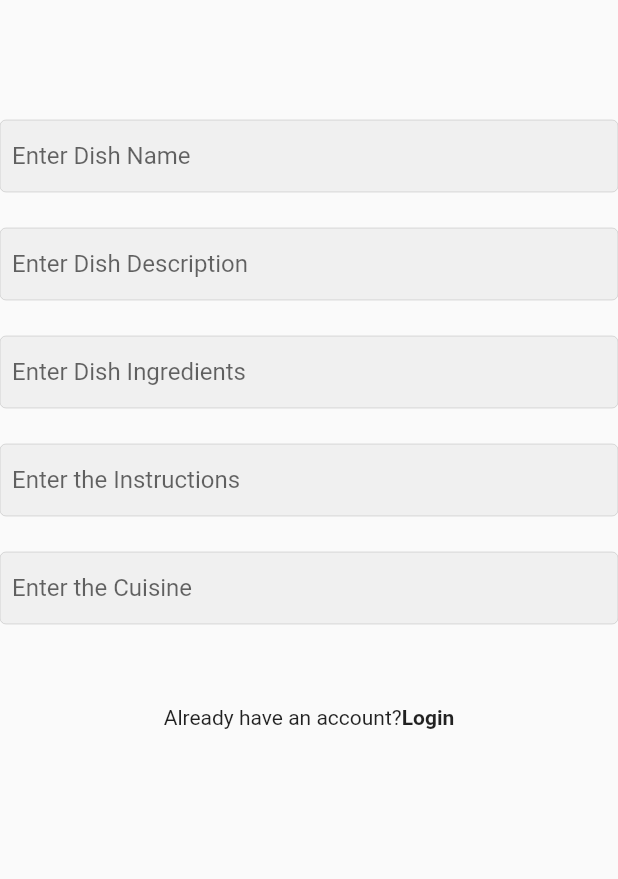
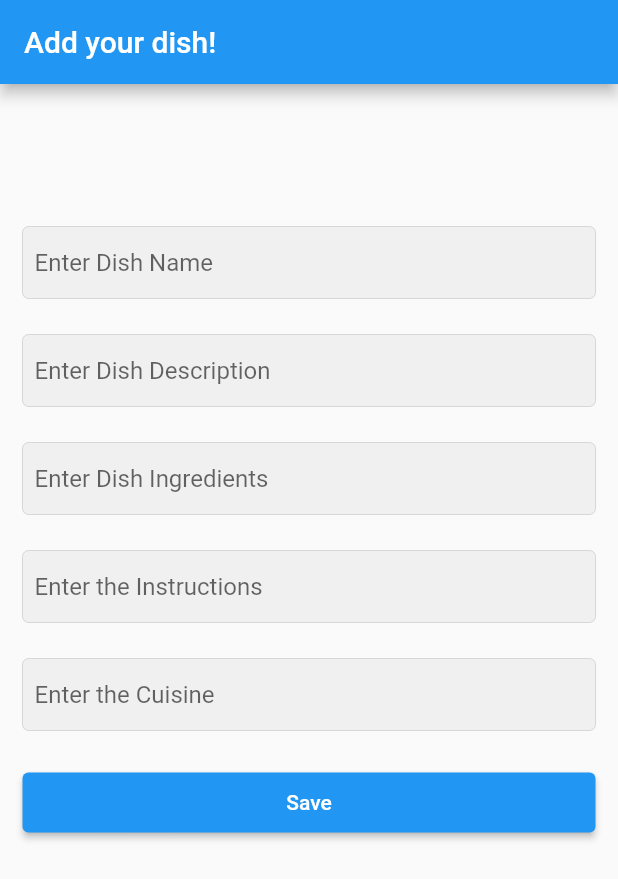
Before and after one commit to alphadead/makeathonPlatePal, a Flutter app: the AddDish screen opened directly, on a phone screen of 412 x 824 dp. Shown: the top 879 px of the screen. Run offline on Flutter 3.47's test engine with Material 2 defaults, Android fonts, the light colour scheme and no system bars; our stand-ins replace cloud_firestore, firebase_auth, firebase_core; accounts and stored records are empty.

Commit message:
final commit

```diff
--- a/lib/addDish.dart
+++ b/lib/addDish.dart
@@ -1,3 +1,4 @@
+import 'package:cloud_firestore/cloud_firestore.dart';
 import 'package:flutter/material.dart';
 import 'package:makeathon/login.dart';
 
@@ -9,25 +10,34 @@ class AddDish extends StatefulWidget {
 }
 
 class _AddDishState extends State<AddDish> {
-  final TextEditingController _titleCOntroller = TextEditingController();
+  final TextEditingController _titleController = TextEditingController();
   final TextEditingController _descController = TextEditingController();
   final TextEditingController _instController = TextEditingController();
   final TextEditingController _ingController = TextEditingController();
-  final TextEditingController _cuisineCOntroller = TextEditingController();
+  final TextEditingController _cuisineController = TextEditingController();
 
-  @override
-  void dispose() {
-    super.dispose();
-    _titleCOntroller.dispose();
-    _descController.dispose();
-    _cuisineCOntroller.dispose();
-    _ingController.dispose();
-    _instController.dispose();
-  }
+  // @override
+  // void dispose() {
+  //   super.dispose();
+  //   _titleCOntroller.dispose();
+  //   _descController.dispose();
+  //   _cuisineCOntroller.dispose();
+  //   _ingController.dispose();
+  //   _instController.dispose();
+  // }
 
   @override
   Widget build(BuildContext context) {
-    return Column(crossAxisAlignment: CrossAxisAlignment.center, children: [
+    return Scaffold(
+      appBar: AppBar(
+        title: const Text('Add your dish!'),
+        automaticallyImplyLeading: false,
+      ),
+      body: SingleChildScrollView(
+        child: Padding(
+          padding: const EdgeInsets.all(15.0),
+          child:
+              Column(crossAxisAlignment: CrossAxisAlignment.center, children: [
             const SizedBox(
               height: 80,
             ),
@@ -37,7 +47,7 @@ class _AddDishState extends State<AddDish> {
             InputTextField(
               hintText: 'Enter Dish Name',
               textInputType: TextInputType.text,
-        textEditingController: _titleCOntroller,
+              textEditingController: _titleController,
             ),
 
             const SizedBox(
@@ -57,7 +67,7 @@ class _AddDishState extends State<AddDish> {
             //email textfield
             InputTextField(
               hintText: 'Enter Dish Ingredients',
-        textInputType: TextInputType.emailAddress,
+              textInputType: TextInputType.text,
               textEditingController: _ingController,
             ),
             const SizedBox(
@@ -69,7 +79,6 @@ class _AddDishState extends State<AddDish> {
               hintText: 'Enter the Instructions',
               textInputType: TextInputType.text,
               textEditingController: _instController,
-        isPass: true,
             ),
 
             const SizedBox(
@@ -78,80 +87,49 @@ class _AddDishState extends State<AddDish> {
             InputTextField(
               hintText: 'Enter the Cuisine',
               textInputType: TextInputType.text,
-        textEditingController: _cuisineCOntroller,
+              textEditingController: _cuisineController,
             ),
 
             const SizedBox(
               height: 24,
             ),
 
-      // DropdownButtonFormField(
-      //     items: const [
-      //       DropdownMenuItem(child: Text('Investor')),
-      //       DropdownMenuItem(child: Text('Innovator')),
-      //     ],
-      //     onChanged: (sel) {
-      //       _type = sel;
-      //     }),
+            //button
+            ElevatedButton(
+              onPressed: () async {
+                Map<String, dynamic> res = {
+                  "cuisine": _cuisineController.text,
+                  "name": _titleController.text,
+                  "ingredients": _ingController.text,
+                  "instructions": _instController.text,
+                  "description": _descController.text,
+                  'image_url': ''
+                };
 
-      //button
-      // ElevatedButton(
-      //   onPressed: () async {
-      //     String res = await AuthMethods().SignupUser(
-      //       email: _emailController.text,
-      //       password: _passwordController.text,
-      //       username: _usernameController.text,
-      //       type: _type,
-      //       age: _ageController.text,
-      //       allergens: _allergenController.text,
-      //       favDish: _dishController.text,
-      //     );
-      //     if (res == 'success') {
-      //       Navigator.of(context).pushAndRemoveUntil(
-      //           MaterialPageRoute(builder: (context) => DashboardScreen()),
-      //           (Route<dynamic> route) => false);
-      //     }
-      //   },
-      //   child: Container(
-      //     width: double.infinity,
-      //     alignment: Alignment.center,
-      //     padding: const EdgeInsets.symmetric(vertical: 12),
-      //     decoration: const ShapeDecoration(
-      //       shape: RoundedRectangleBorder(
-      //         borderRadius: BorderRadius.all(
-      //           Radius.circular(4),
-      //         ),
-      //       ),
-      //     ),
-      //     child: const Text("Sign In"),
-      //   ),
-      // ),
+                FirebaseFirestore.instance.collection('recipes').add(res);
+
+                Navigator.pop(context);
+              },
+              child: Container(
+                width: double.infinity,
+                alignment: Alignment.center,
+                padding: const EdgeInsets.symmetric(vertical: 12),
+                decoration: const ShapeDecoration(
+                  shape: RoundedRectangleBorder(
+                    borderRadius: BorderRadius.all(
+                      Radius.circular(4),
+                    ),
+                  ),
+                ),
+                child: const Text("Save"),
+              ),
+            ),
             const SizedBox(
               height: 22,
             ),
-
-      Row(
-        mainAxisAlignment: MainAxisAlignment.center,
-        children: [
-          Container(
-            padding: const EdgeInsets.symmetric(vertical: 8),
-            child: const Text("Already have an account?"),
-          ),
-          GestureDetector(
-            onTap: () {
-              Navigator.push(context,
-                  MaterialPageRoute(builder: (context) => const LoginPage()));
-            },
-            child: Container(
-              padding: const EdgeInsets.symmetric(vertical: 8),
-              child: const Text(
-                "Login",
-                style: TextStyle(fontWeight: FontWeight.bold),
+          ]),
         ),
       ),
-          ),
-        ],
-      ),
-    ]);
+    );
   }
 }
--- a/lib/main.dart
+++ b/lib/main.dart
@@ -1,6 +1,6 @@
 import 'package:flutter/material.dart';
 import 'package:firebase_core/firebase_core.dart';
-import 'package:makeathon/login.dart';
+import 'package:makeathon/splash.dart';
 
 void main() async {
   WidgetsFlutterBinding.ensureInitialized();
@@ -20,7 +20,7 @@ class MyApp extends StatelessWidget {
       theme: ThemeData(
         primarySwatch: Colors.blue,
       ),
-      home: const LoginPage(),
+      home: const Splash(),
     );
   }
 }
```
Also changed, not shown: lib/dashboard.dart (+5 -2 lines), lib/home.dart (+21 -1 lines), lib/recipeSearch.dart (+12 -11 lines), lib/splash.dart (+5 -4 lines). Lines whose indentation alone changed are shown as unchanged.
